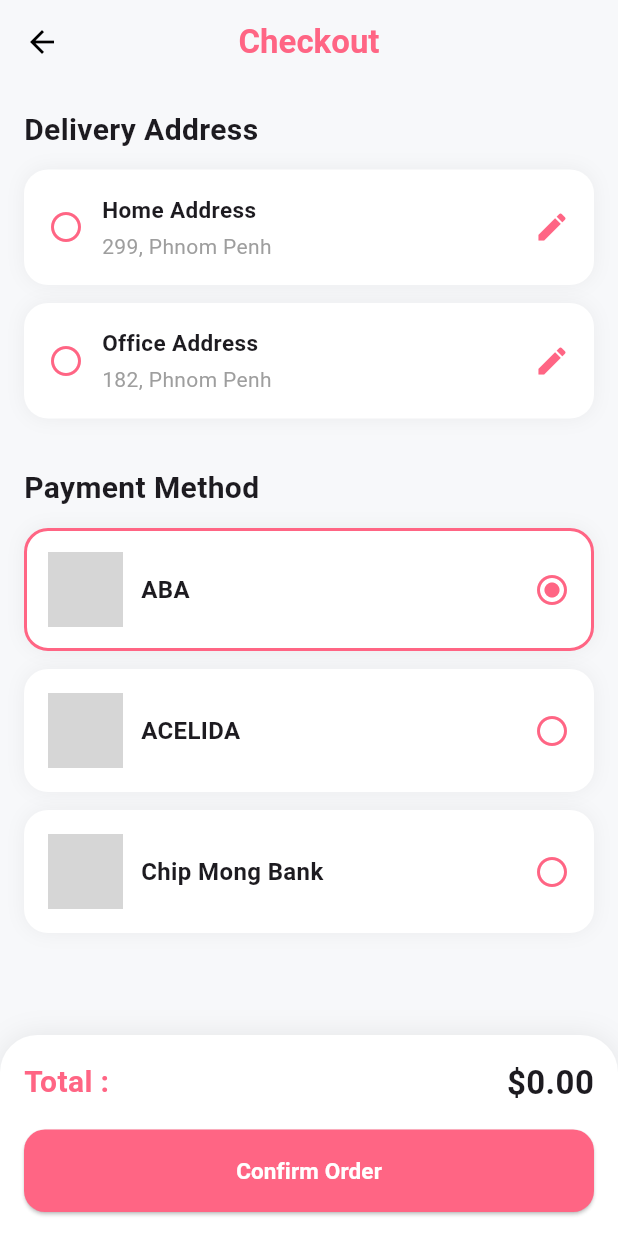
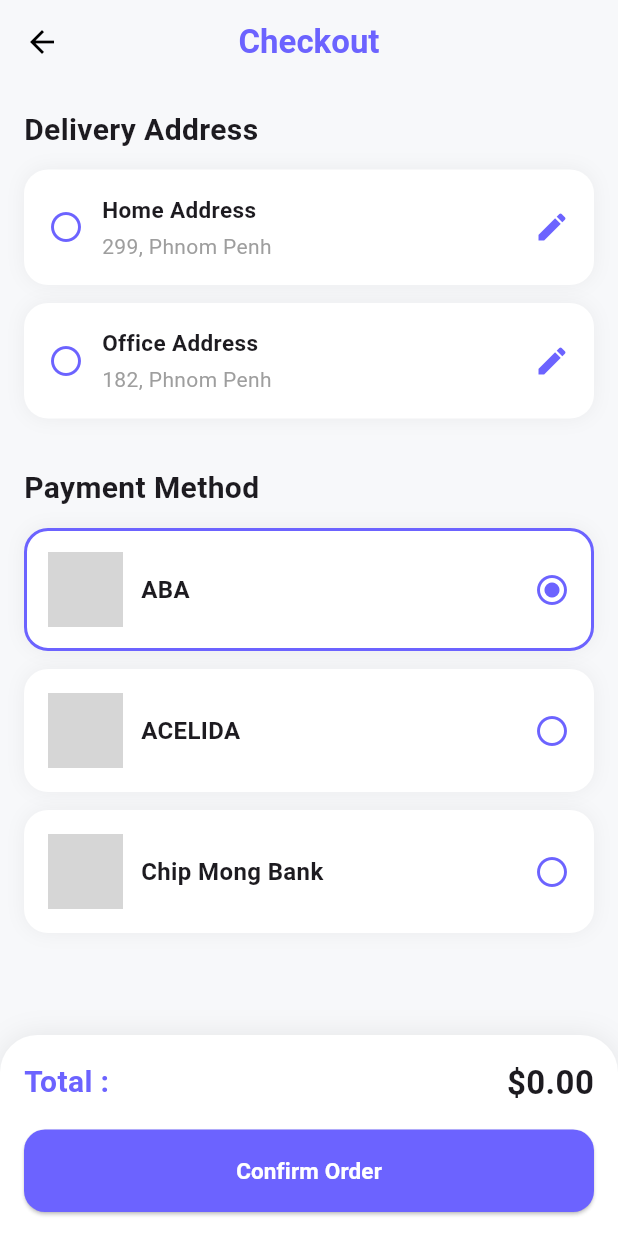
Before and after one commit to yornnonakh/provider_app_computer, a Flutter app: the screen it shows after launch, item 2 of the bottom bar chosen, after a tap on "Proceed to Checkout", on a phone screen of 412 x 824 dp. Run offline on Flutter 3.47's test engine with Material 3 defaults, Android fonts, the phone set to English and light mode, and no system bars; our stand-ins replace flutter_image_slideshow; network calls fail; grey boxes are pictures that could not be loaded.

Commit message:
add the new feature

```diff
--- a/lib/app.dart
+++ b/lib/app.dart
@@ -23,7 +23,7 @@ class MyApp extends StatelessWidget {
       child: MaterialApp(
         debugShowCheckedModeBanner: false,
         title: 'Flutter Demo',
-        theme: ThemeData(primaryColor: AppColors.secondary),
+        theme: ThemeData(primaryColor: AppColors.primary),
         home: BottomNav(),
       ),
     );
--- a/lib/app/modules/view/cart_screen.dart
+++ b/lib/app/modules/view/cart_screen.dart
@@ -1,6 +1,7 @@
 import 'package:computer_app_provider/app/core/constants/app_colors.dart';
 import 'package:computer_app_provider/app/modules/providers/cart_provider.dart';
 import 'package:computer_app_provider/app/modules/view/check_out_screen.dart';
+import 'package:computer_app_provider/app/modules/widgets/bottom_nav.dart';
 import 'package:flutter/material.dart';
 import 'package:provider/provider.dart';
 
@@ -20,6 +21,17 @@ class CartScreen extends StatelessWidget {
     return Scaffold(
       backgroundColor: const Color(0xFFF7F8FA),
       appBar: AppBar(
+        leading: IconButton(
+          onPressed: () {
+            // logic over here
+            // Navigator.pop(context);
+            Navigator.push(
+              context,
+              MaterialPageRoute(builder: (context) => BottomNav()),
+            );
+          },
+          icon: Icon(Icons.arrow_back_ios),
+        ),
         title: Text(
           "My Cart",
           style: TextStyle(
@@ -100,7 +112,7 @@ class CartScreen extends StatelessWidget {
                           borderRadius: BorderRadius.circular(12),
                           color: Theme.of(
                             context,
-                          // ignore: deprecated_member_use
+                            // ignore: deprecated_member_use
                           ).primaryColor.withOpacity(0.1),
                         ),
                         child: Row(
```
